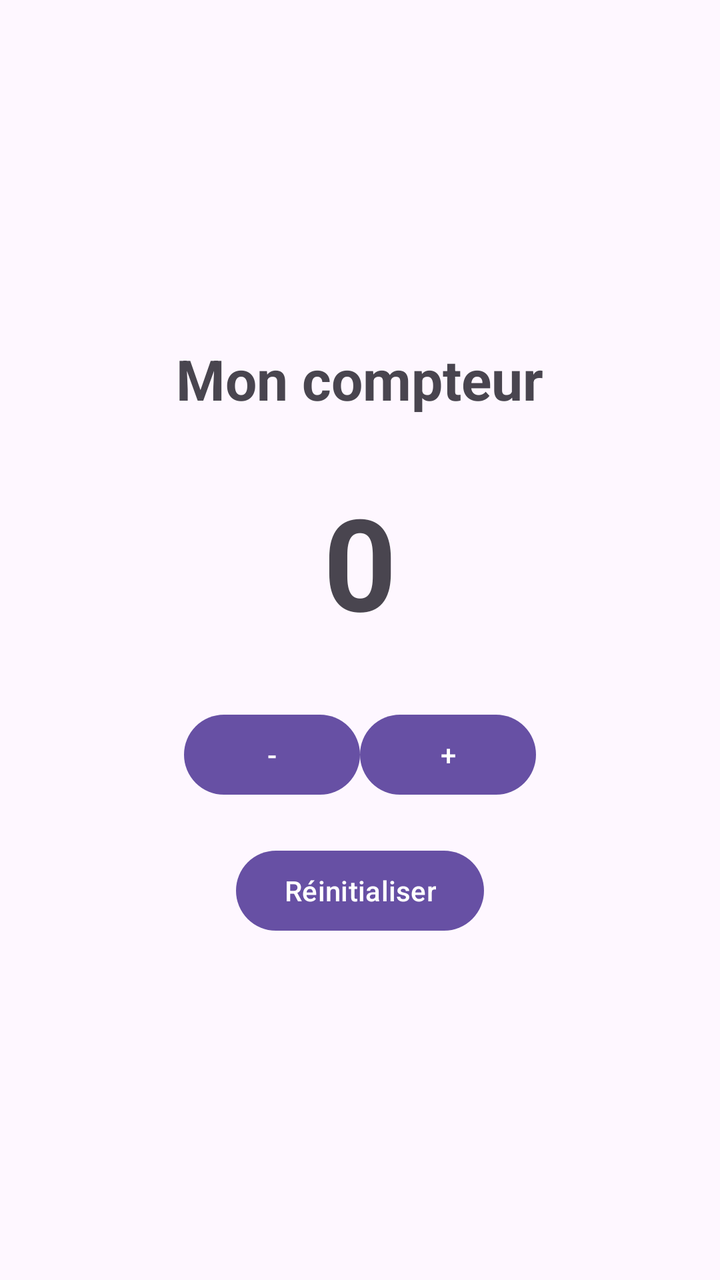
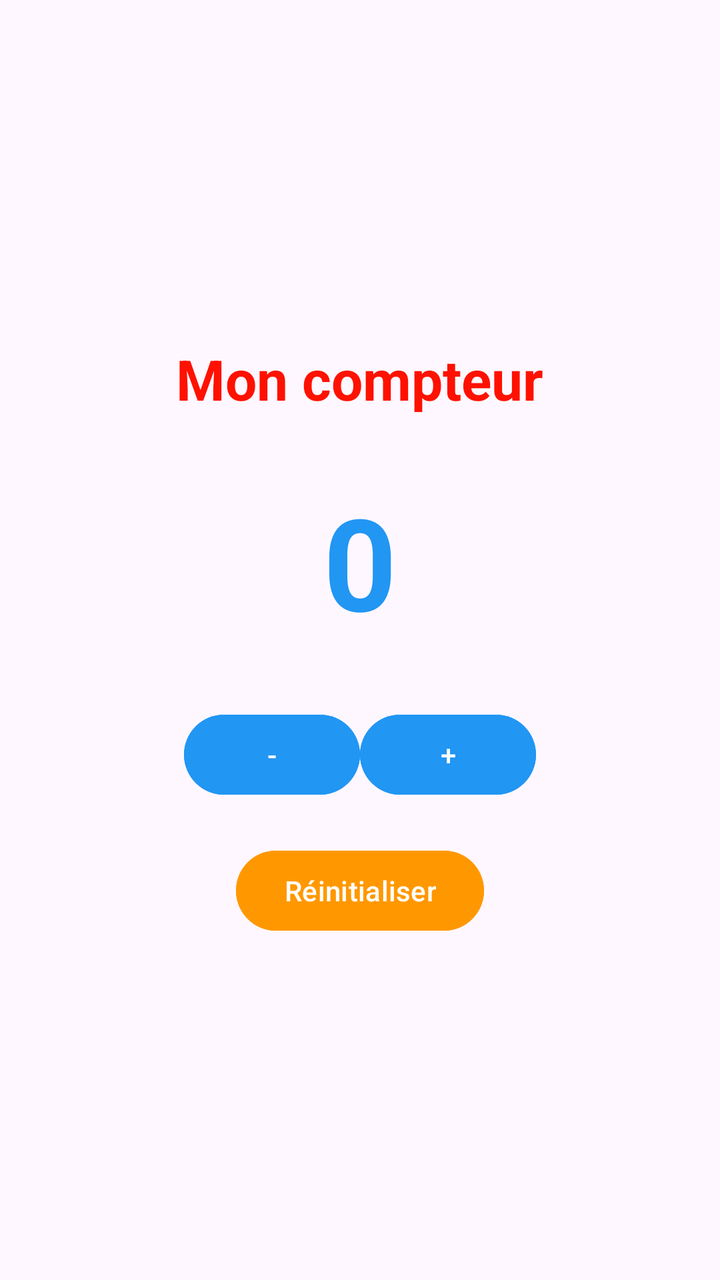

Two renders of the same Android screen: before a commit and after it. Below are the layout's source before the change and the commit's diff.
<!-- AndroidManifest.xml: application theme Theme.Quiz -->
<!-- res/layout/activity_main.xml -->
<?xml version="1.0" encoding="utf-8"?>
<LinearLayout
    xmlns:android="http://schemas.android.com/apk/res/android"
    android:layout_width="match_parent"
    android:layout_height="match_parent"
    android:orientation="vertical"
    android:gravity="center"
    android:padding="24dp">

    <TextView
        android:id="@+id/textViewTitre"
        android:layout_width="wrap_content"
        android:layout_height="wrap_content"
        android:text="@string/titre_compteur"
        android:textSize="28sp"
        android:textStyle="bold"
        android:layout_marginBottom="30dp"/>

    <TextView
        android:id="@+id/textViewCompteur"
        android:layout_width="wrap_content"
        android:layout_height="wrap_content"
        android:text="@string/valeur_initiale"
        android:textSize="64sp"
        android:textStyle="bold"
        android:layout_marginBottom="30dp"/>

    <LinearLayout
        android:layout_width="wrap_content"
        android:layout_height="wrap_content"
        android:orientation="horizontal"
        android:gravity="center">

        <Button
            android:id="@+id/buttonDecrementer"
            android:layout_width="wrap_content"
            android:layout_height="wrap_content"
            android:text="@string/bouton_decrementer"/>

        <Button
            android:id="@+id/buttonIncrementer"
            android:layout_width="wrap_content"
            android:layout_height="wrap_content"
            android:text="@string/bouton_incrementer"/>

    </LinearLayout>

    <Button
        android:id="@+id/buttonReinitialiser"
        android:layout_width="wrap_content"
        android:layout_height="wrap_content"
        android:text="@string/bouton_reinitialiser"
        android:layout_marginTop="20dp"/>

</LinearLayout>
<!-- resources referenced by this layout -->
<resources>
  <string name="bouton_decrementer">-</string>
  <string name="bouton_incrementer">+</string>
  <string name="bouton_reinitialiser">Réinitialiser</string>
  <string name="titre_compteur">Mon compteur</string>
  <string name="valeur_initiale">0</string>
  <style name="Theme.Quiz" parent="Base.Theme.Quiz" />
  <style name="Base.Theme.Quiz" parent="Theme.Material3.DayNight.NoActionBar">
          
          
      </style>
</resources>

<!-- the commit's change to res/layout/activity_main.xml (unified diff, before → after) -->
@@ -14,7 +14,9 @@
         android:text="@string/titre_compteur"
         android:textSize="28sp"
         android:textStyle="bold"
+        android:textColor="#FF1100"
         android:layout_marginBottom="30dp"/>
+
 
     <TextView
         android:id="@+id/textViewCompteur"
@@ -23,6 +25,7 @@
         android:text="@string/valeur_initiale"
         android:textSize="64sp"
         android:textStyle="bold"
+        android:textColor="#2196F3"
         android:layout_marginBottom="30dp"/>
 
     <LinearLayout
@@ -35,13 +38,15 @@
             android:id="@+id/buttonDecrementer"
             android:layout_width="wrap_content"
             android:layout_height="wrap_content"
-            android:text="@string/bouton_decrementer"/>
+            android:text="@string/bouton_decrementer"
+            android:backgroundTint="#2196F3"/>
 
         <Button
             android:id="@+id/buttonIncrementer"
             android:layout_width="wrap_content"
             android:layout_height="wrap_content"
-            android:text="@string/bouton_incrementer"/>
+            android:text="@string/bouton_incrementer"
+            android:backgroundTint="#2196F3"/>
 
     </LinearLayout>
 
@@ -50,6 +55,7 @@
         android:layout_width="wrap_content"
         android:layout_height="wrap_content"
         android:text="@string/bouton_reinitialiser"
-        android:layout_marginTop="20dp"/>
+        android:layout_marginTop="20dp"
+        android:backgroundTint="#FF9800"/>
 
 </LinearLayout>
